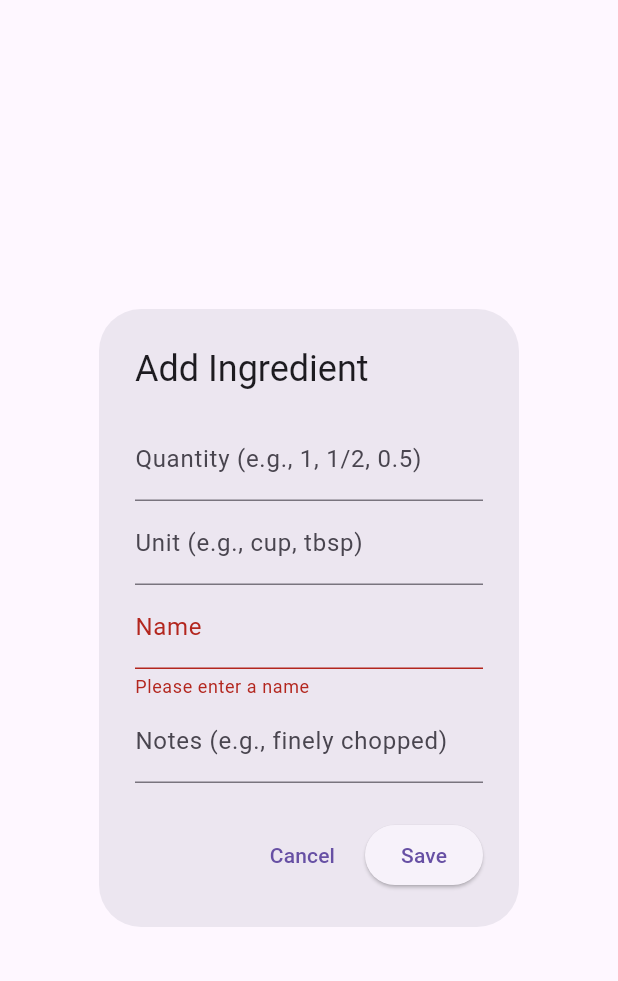
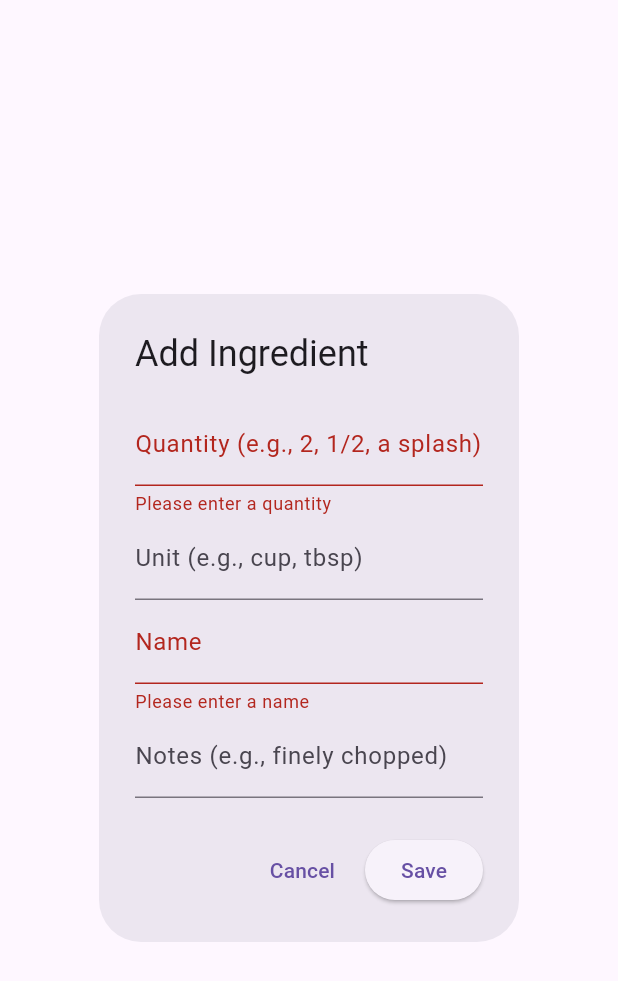
Before and after one commit to cernel-joson/recette, a Flutter app: the IngredientEditDialog widget shown alone on an empty page, opened directly, after a tap on "Save", on a phone screen of 412 x 824 dp. Shown: the top 981 px of the screen. Run offline on Flutter 3.47's test engine with Material 3 defaults, Android fonts, the phone set to English and light mode, and no system bars; our stand-ins replace image_picker, pdf, printing, share_plus, shared_preferences, sqflite; missing offline and left inert: receive_sharing_intent; accounts and stored records are empty; statements that could not run were skipped.

Commit message:
Make ingredient quantity a string and add quantity_numeric field

```diff
--- a/lib/controllers/recipe_edit_controller.dart
+++ b/lib/controllers/recipe_edit_controller.dart
@@ -4,8 +4,6 @@ import '../models/ingredient_model.dart';
 import '../models/timing_info_model.dart';
 import '../services/recipe_parsing_service.dart';
 import '../helpers/database_helper.dart';
-import '../widgets/ingredient_edit_dialog.dart';
-import '../widgets/timing_info_edit_dialog.dart';
 
 class RecipeEditController with ChangeNotifier {
   final Recipe? _initialRecipe;
--- a/lib/models/ingredient_model.dart
+++ b/lib/models/ingredient_model.dart
@@ -1,11 +1,15 @@
 class Ingredient {
+  // quantity is now a String to hold text like "a splash" or "2-3".
   final String quantity;
+  // quantityNumeric is an optional double for scaling and calculations.
+  final double? quantityNumeric;
   final String unit;
   final String name;
   final String notes;
 
   Ingredient({
     required this.quantity,
+    this.quantityNumeric, // Now optional
     required this.unit,
     required this.name,
     this.notes = '',
@@ -14,6 +18,7 @@ class Ingredient {
   Map<String, dynamic> toMap() {
     return {
       'quantity': quantity,
+      'quantityNumeric': quantityNumeric,
       'unit': unit,
       'name': name,
       'notes': notes,
@@ -22,7 +27,11 @@ class Ingredient {
 
   factory Ingredient.fromJson(Map<String, dynamic> json) {
     return Ingredient(
-      quantity: json['quantity'] ?? '',
+      // The AI now provides 'quantity_display'.
+      quantity: json['quantity_display'] ?? '',
+      // The AI now provides 'quantity_numeric', which can be null.
+      // We handle both int and double from JSON safely.
+      quantityNumeric: (json['quantity_numeric'] as num?)?.toDouble(),
       unit: json['unit'] ?? '',
       name: json['name'] ?? 'Unknown Ingredient',
       notes: json['notes'] ?? '',
@@ -32,6 +41,7 @@ class Ingredient {
   factory Ingredient.fromMap(Map<String, dynamic> map) {
     return Ingredient(
       quantity: map['quantity'],
+      quantityNumeric: map['quantityNumeric'],
       unit: map['unit'],
       name: map['name'],
       notes: map['notes'] ?? '',
--- a/lib/widgets/ingredient_edit_dialog.dart
+++ b/lib/widgets/ingredient_edit_dialog.dart
@@ -1,7 +1,27 @@
 import 'package:flutter/material.dart';
 import 'package:flutter/services.dart';
-import '../models/recipe_model.dart';
 import '../models/ingredient_model.dart';
+import 'package:flutter/foundation.dart';
+
+// --- New Helper Function ---
+// This function robustly parses a string to a double. It handles whitespace
+// and common fraction characters that double.tryParse cannot handle on its own.
+double? _parseNumericQuantity(String input) {
+  // First, remove any leading/trailing whitespace which causes parsing to fail.
+  String processedInput = input.trim();
+  debugPrint(processedInput);
+
+  // Replace common single-character fractions with their decimal equivalents.
+  processedInput = processedInput.replaceAll('½', '0.5');
+  processedInput = processedInput.replaceAll('¼', '0.25');
+  processedInput = processedInput.replaceAll('¾', '0.75');
+  processedInput = processedInput.replaceAll('⅓', '0.333');
+  processedInput = processedInput.replaceAll('⅔', '0.667');
+  processedInput = processedInput.replaceAll('⅛', '0.125');
+
+  // After cleaning the string, attempt to parse it.
+  return double.tryParse(processedInput);
+}
 
 /// A dialog for editing the details of a single ingredient.
 class IngredientEditDialog extends StatefulWidget {
@@ -43,6 +63,7 @@ class _IngredientEditDialogState extends State<IngredientEditDialog> {
     if (_formKey.currentState!.validate()) {
       final updatedIngredient = Ingredient(
         quantity: _quantityController.text,
+        quantityNumeric: _parseNumericQuantity(_quantityController.text),
         unit: _unitController.text,
         name: _nameController.text,
         notes: _notesController.text,
@@ -64,13 +85,15 @@ class _IngredientEditDialogState extends State<IngredientEditDialog> {
             children: [
               TextFormField(
                 controller: _quantityController,
-                // Use a keyboard that allows decimal points.
-                keyboardType: const TextInputType.numberWithOptions(decimal: true),
-                // Use a regular expression to allow digits, '.', and '/'.
-                inputFormatters: <TextInputFormatter>[
-                  FilteringTextInputFormatter.allow(RegExp(r'[0-9./]')),
-                ],
-                decoration: const InputDecoration(labelText: 'Quantity (e.g., 1, 1/2, 0.5)'),
+                // The keyboard is now standard text to allow for "a splash", etc.
+                keyboardType: TextInputType.text,
+                decoration: const InputDecoration(labelText: 'Quantity (e.g., 2, 1/2, a splash)'),
+                validator: (value) {
+                  if (value == null || value.isEmpty) {
+                    return 'Please enter a quantity';
+                  }
+                  return null;
+                },
               ),
               TextFormField(
                 controller: _unitController,
--- a/lib/widgets/timing_info_edit_dialog.dart
+++ b/lib/widgets/timing_info_edit_dialog.dart
@@ -1,5 +1,4 @@
 import 'package:flutter/material.dart';
-import '../models/recipe_model.dart';
 import '../models/timing_info_model.dart';
 
 /// A dialog for editing the details of a single TimingInfo object.
```
